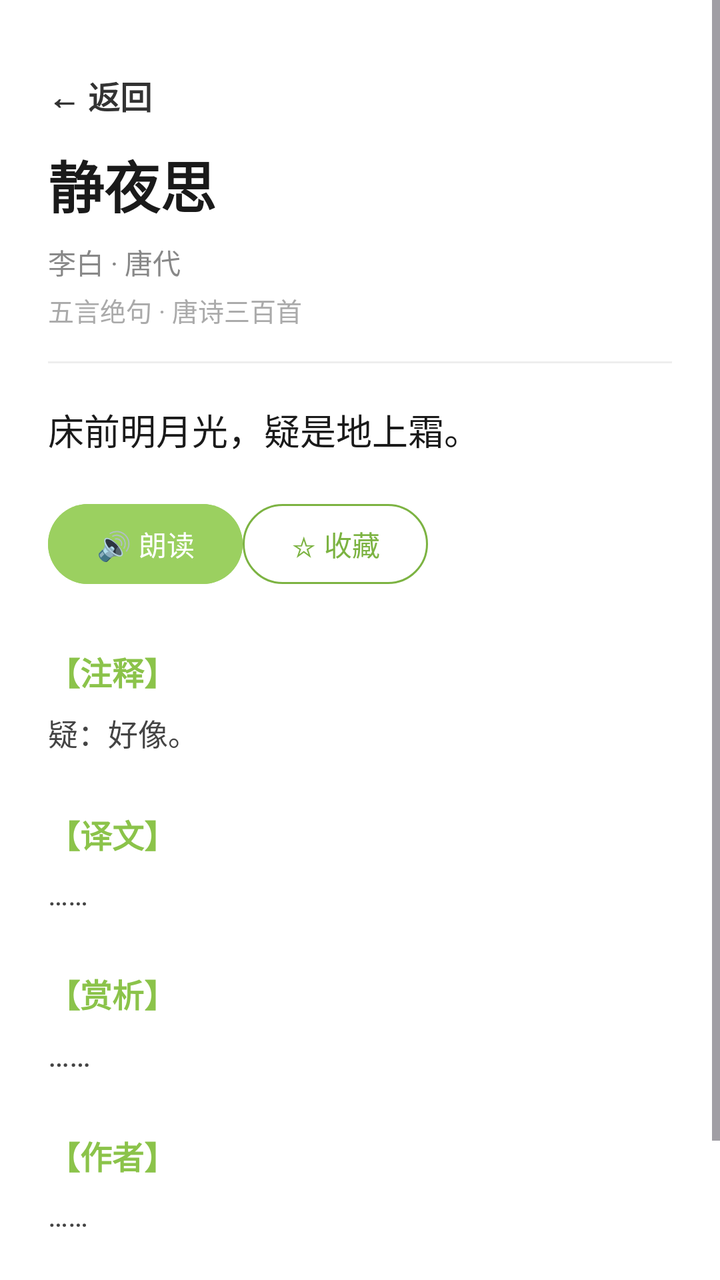
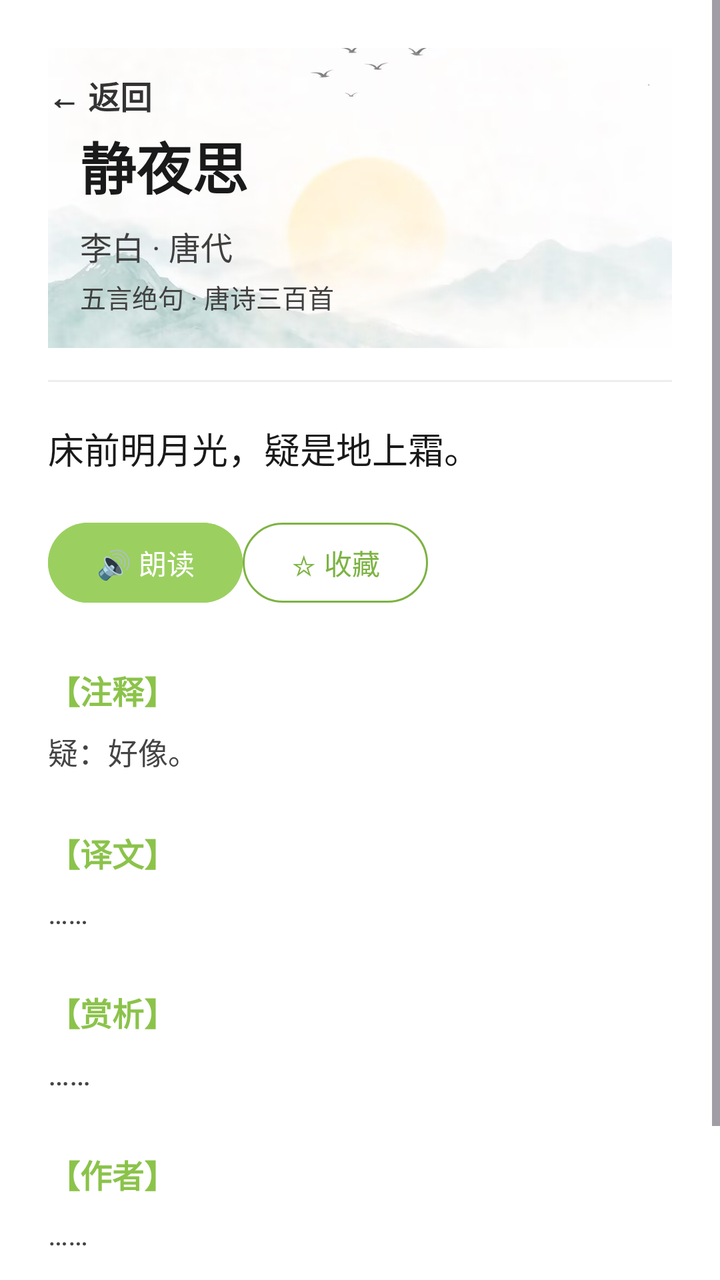

Two renders of the same Android screen: before a commit and after it. Below are the layout's source before the change and the commit's diff.
<!-- AndroidManifest.xml: application theme Theme.PoemApp -->
<!-- res/layout/details.xml -->
<?xml version="1.0" encoding="utf-8"?>
<ScrollView xmlns:android="http://schemas.android.com/apk/res/android"
    xmlns:app="http://schemas.android.com/apk/res-auto"
    android:layout_width="match_parent"
    android:layout_height="match_parent"
    android:background="#FFFFFF">

    <LinearLayout
        android:layout_width="match_parent"
        android:layout_height="wrap_content"
        android:orientation="vertical"
        android:padding="24dp"
        android:paddingBottom="48dp" >



        <TextView
            android:id="@+id/btnBack"
            android:layout_width="wrap_content"
            android:layout_height="wrap_content"
            android:paddingTop="12dp"
            android:paddingBottom="12dp"
            android:text="← 返回"
            android:textSize="16sp"
            android:textColor="#333333"
            android:textStyle="bold"/>

        
        <TextView
            android:id="@+id/tvDetailTitle"
            android:layout_width="match_parent"
            android:layout_height="wrap_content"
            android:text="静夜思"
            android:textSize="28sp"
            android:textStyle="bold"
            android:textColor="#1A1A1A" />

        
        <TextView
            android:id="@+id/tvDetailAuthor"
            android:layout_width="match_parent"
            android:layout_height="wrap_content"
            android:layout_marginTop="8dp"
            android:text="李白 · 唐代"
            android:textSize="14sp"
            android:textColor="#888888" />


        
        <TextView
            android:id="@+id/tvDetailMeta"
            android:layout_width="match_parent"
            android:layout_height="wrap_content"
            android:layout_marginTop="4dp"
            android:text="五言绝句 · 唐诗三百首"
            android:textSize="13sp"
            android:textColor="#AAAAAA" />

        <View
            android:layout_width="match_parent"
            android:layout_height="1dp"
            android:layout_marginTop="16dp"
            android:background="#EEEEEE" />

        
        <TextView
            android:id="@+id/tvDetailContent"
            android:layout_width="match_parent"
            android:layout_height="wrap_content"
            android:layout_marginTop="20dp"
            android:text="床前明月光，疑是地上霜。"
            android:textSize="18sp"
            android:textColor="#1A1A1A"
            android:lineSpacingExtra="10dp" />

        <LinearLayout
            android:layout_width="wrap_content"
            android:layout_height="wrap_content"
            android:orientation="horizontal"
            android:layout_marginTop="20dp"
            android:layout_marginEnd="20dp" >

            <Button
                android:id="@+id/btnSpeak"
                android:layout_width="wrap_content"
                android:layout_height="wrap_content"
                android:text="🔊 朗读"
                android:textSize="14sp"
                android:backgroundTint="#9BD060"/>

            <Button
                android:id="@+id/btnFavorite"
                android:layout_width="wrap_content"
                android:layout_height="wrap_content"
                android:text="☆ 收藏"
                android:textSize="14sp"
                android:textColor="#7CB342"
                android:backgroundTint="#FFFFFF"
                app:strokeColor="#7CB342"
                app:strokeWidth="1dp" />

        </LinearLayout>




        
        <TextView
            android:layout_width="match_parent"
            android:layout_height="wrap_content"
            android:layout_marginTop="28dp"
            android:text="【注释】"
            android:textSize="16sp"
            android:textStyle="bold"
            android:textColor="#8BC34A" />

        <TextView
            android:id="@+id/tvDetailNotes"
            android:layout_width="match_parent"
            android:layout_height="wrap_content"
            android:layout_marginTop="8dp"
            android:text="疑：好像。"
            android:textSize="15sp"
            android:textColor="#444444"
            android:lineSpacingExtra="6dp" />

        
        <TextView
            android:layout_width="match_parent"
            android:layout_height="wrap_content"
            android:layout_marginTop="28dp"
            android:text="【译文】"
            android:textSize="16sp"
            android:textStyle="bold"
            android:textColor="#8BC34A" />

        <TextView
            android:id="@+id/tvDetailTranslate"
            android:layout_width="match_parent"
            android:layout_height="wrap_content"
            android:layout_marginTop="8dp"
            android:text="……"
            android:textSize="15sp"
            android:textColor="#444444"
            android:lineSpacingExtra="6dp" />

        
        <TextView
            android:layout_width="match_parent"
            android:layout_height="wrap_content"
            android:layout_marginTop="28dp"
            android:text="【赏析】"
            android:textSize="16sp"
            android:textStyle="bold"
            android:textColor="#8BC34A" />

        <TextView
            android:id="@+id/tvDetailAppreciation"
            android:layout_width="match_parent"
            android:layout_height="wrap_content"
            android:layout_marginTop="8dp"
            android:text="……"
            android:textSize="16sp"
            android:textColor="#444444"
            android:lineSpacingExtra="10dp" />

        
        <TextView
            android:layout_width="match_parent"
            android:layout_height="wrap_content"
            android:layout_marginTop="28dp"
            android:text="【作者】"
            android:textSize="16sp"
            android:textStyle="bold"
            android:textColor="#8BC34A" />

        <TextView
            android:id="@+id/tvDetailAuthorBio"
            android:layout_width="match_parent"
            android:layout_height="wrap_content"
            android:layout_marginTop="8dp"
            android:text="……"
            android:textSize="15sp"
            android:textColor="#444444"
            android:lineSpacingExtra="6dp" />

        <View
            android:layout_width="match_parent"
            android:layout_height="1dp"
            android:layout_marginTop="24dp"
            android:background="#EEEEEE" />


        
        <TextView
            android:id="@+id/tvTagLabel"
            android:layout_width="wrap_content"
            android:layout_height="wrap_content"
            android:layout_marginTop="24dp"
            android:text="相关主题"
            android:textColor="#666666"
            android:textSize="13sp"
            android:textStyle="bold" />

        <com.google.android.material.chip.ChipGroup
            android:id="@+id/chipTags"
            android:layout_width="match_parent"
            android:layout_height="wrap_content"
            android:layout_marginTop="8dp"
            app:chipSpacingHorizontal="8dp"
            app:singleLine="true" />

    </LinearLayout>



</ScrollView>
<!-- resources referenced by this layout -->
<resources>
  <style name="Theme.PoemApp" parent="Base.Theme.PoemApp" />
  <style name="Base.Theme.PoemApp" parent="Theme.Material3.DayNight.NoActionBar">
          
          
      </style>
</resources>

<!-- the commit's change to res/layout/details.xml (unified diff, before → after) -->
@@ -12,6 +12,20 @@
         android:padding="24dp"
         android:paddingBottom="48dp" >
 
+    <FrameLayout
+        android:layout_width="match_parent"
+        android:layout_height="150dp">
+
+        <ImageView
+            android:layout_width="match_parent"
+            android:layout_height="match_parent"
+            android:scaleType="centerCrop"
+            android:src="@drawable/login_picture3" />
+
+        <View
+            android:layout_width="match_parent"
+            android:layout_height="match_parent"
+            android:background="#33FFFFFF" />
 
 
         <TextView
@@ -19,12 +33,20 @@
             android:layout_width="wrap_content"
             android:layout_height="wrap_content"
             android:paddingTop="12dp"
-            android:paddingBottom="12dp"
             android:text="← 返回"
             android:textSize="16sp"
             android:textColor="#333333"
             android:textStyle="bold"/>
 
+        <LinearLayout
+            android:layout_width="match_parent"
+            android:layout_height="wrap_content"
+            android:layout_gravity="bottom"
+            android:orientation="vertical"
+            android:paddingStart="16dp"
+            android:paddingEnd="16dp"
+            android:paddingBottom="16dp">
+
         
         <TextView
             android:id="@+id/tvDetailTitle"
@@ -35,6 +57,7 @@
             android:textStyle="bold"
             android:textColor="#1A1A1A" />
 
+
         
         <TextView
             android:id="@+id/tvDetailAuthor"
@@ -42,19 +65,25 @@
             android:layout_height="wrap_content"
             android:layout_marginTop="8dp"
             android:text="李白 · 唐代"
-            android:textSize="14sp"
-            android:textColor="#888888" />
-
-
-        
-        <TextView
-            android:id="@+id/tvDetailMeta"
-            android:layout_width="match_parent"
-            android:layout_height="wrap_content"
-            android:layout_marginTop="4dp"
-            android:text="五言绝句 · 唐诗三百首"
-            android:textSize="13sp"
-            android:textColor="#AAAAAA" />
+            android:textSize="16sp"
+            android:textColor="#404040" />
+
+            
+            <TextView
+                android:id="@+id/tvDetailMeta"
+                android:layout_width="match_parent"
+                android:layout_height="wrap_content"
+                android:layout_marginTop="4dp"
+                android:text="五言绝句 · 唐诗三百首"
+                android:textSize="13sp"
+                android:textColor="#404040" />
+
+        </LinearLayout>
+
+    </FrameLayout>
+
+
+
 
         <View
             android:layout_width="match_parent"
<!-- resource entries referenced after the edit -->
@@ -1,5 +1,6 @@
 <!-- resources referenced by this layout -->
 <resources>
+  <!-- drawable login_picture3: jpg bitmap (drawable, 123324 bytes) -->
   <style name="Theme.PoemApp" parent="Base.Theme.PoemApp" />
   <style name="Base.Theme.PoemApp" parent="Theme.Material3.DayNight.NoActionBar">
           
